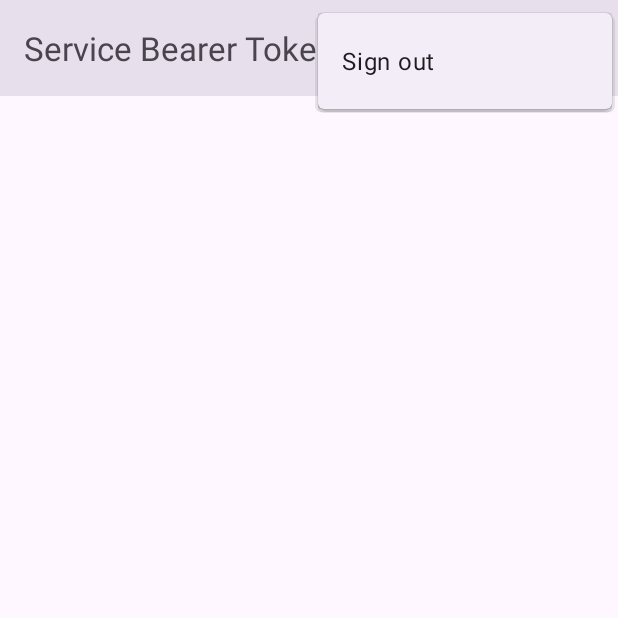
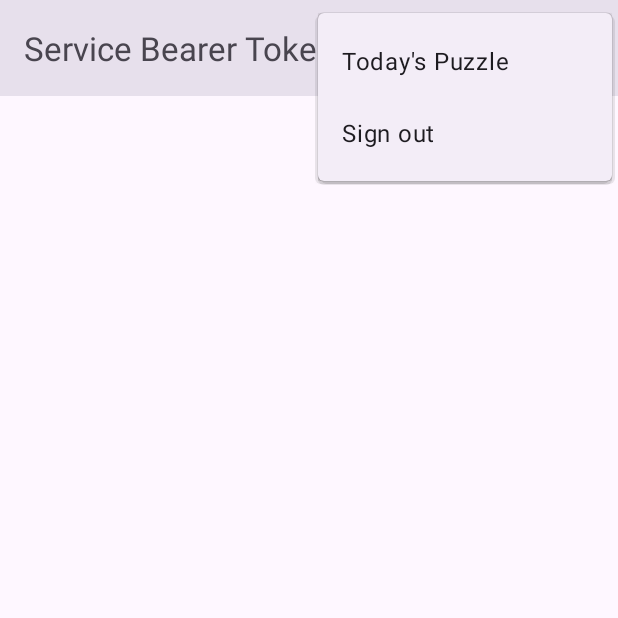
Before and after one commit to ddc-java-21/crossfyre, an Android app: the MainFragment screen opened through its navigation route, with the options menu open, on a phone screen of 412 x 824 dp, the top half of it. Run offline under Robolectric (Android 15) with nearby library versions, the phone set to English and light mode, and no system bars; our stand-ins replace Dagger/Hilt's generated code, navigation-ui; 5 statements that could not run were skipped.

Commit message:
Adding Navs

```diff
--- a/app/src/main/java/edu/cnm/deepdive/crossfyre/model/dto/PuzzleWord.java
+++ b/app/src/main/java/edu/cnm/deepdive/crossfyre/model/dto/PuzzleWord.java
@@ -16,7 +16,7 @@ public class PuzzleWord {
   @Expose
   private String clue;
 
-  public record wordPosition(
+  public record WordPosition(
       @Expose
       int wordRow,
 
@@ -26,7 +26,7 @@ public class PuzzleWord {
       @Expose
       int wordLength){}
 
-  wordPosition wordPosition;
+  public WordPosition wordPosition;
 
   @Expose
   private Direction wordDirection;
--- a/app/src/main/java/edu/cnm/deepdive/crossfyre/view/adapter/SquareAdapter.java
+++ b/app/src/main/java/edu/cnm/deepdive/crossfyre/view/adapter/SquareAdapter.java
@@ -3,12 +3,9 @@ package edu.cnm.deepdive.crossfyre.view.adapter;
 import android.content.Context;
 import android.graphics.Color;
 import android.view.LayoutInflater;
-import android.view.View.OnClickListener;
-import android.view.View.OnLongClickListener;
 import android.view.ViewGroup;
 import androidx.annotation.NonNull;
 import androidx.recyclerview.widget.RecyclerView;
-import androidx.recyclerview.widget.RecyclerView.ViewHolder;
 import dagger.hilt.android.qualifiers.ActivityContext;
 import dagger.hilt.android.scopes.FragmentScoped;
 import edu.cnm.deepdive.crossfyre.databinding.ItemSquareBinding;
--- a/app/src/main/java/edu/cnm/deepdive/crossfyre/viewmodel/PuzzleViewModel.java
+++ b/app/src/main/java/edu/cnm/deepdive/crossfyre/viewmodel/PuzzleViewModel.java
@@ -2,11 +2,12 @@ package edu.cnm.deepdive.crossfyre.viewmodel;
 
 import androidx.lifecycle.LiveData;
 import androidx.lifecycle.MutableLiveData;
+import androidx.lifecycle.ViewModel;
 import edu.cnm.deepdive.crossfyre.model.dto.PuzzleWord;
 import java.util.ArrayList;
 import java.util.List;
 
-public class PuzzleViewModel {
+public class PuzzleViewModel extends ViewModel {
 
   private final MutableLiveData<List<PuzzleWord>> words = new MutableLiveData<>(new ArrayList<>());
   private final MutableLiveData<PuzzleWord.Direction> selectedDirection = new MutableLiveData<>(PuzzleWord.Direction.ACROSS);
--- a/app/src/main/res/layout/fragment_main.xml
+++ b/app/src/main/res/layout/fragment_main.xml
@@ -5,15 +5,6 @@
   android:layout_height="match_parent"
   xmlns:app="http://schemas.android.com/apk/res-auto">
 
-  <TextView
-    android:id="@+id/bearer_token"
-    android:layout_width="0dp"
-    android:layout_height="wrap_content"
-    android:textIsSelectable="true"
-    app:layout_constraintTop_toTopOf="parent"
-    app:layout_constraintEnd_toEndOf="parent"
-    app:layout_constraintBottom_toBottomOf="parent"
-    app:layout_constraintStart_toStartOf="parent"
-    app:layout_constraintWidth_percent="0.75"/>
+
 
 </androidx.constraintlayout.widget.ConstraintLayout>
--- a/app/src/main/res/menu/main_options.xml
+++ b/app/src/main/res/menu/main_options.xml
@@ -4,8 +4,21 @@
   xmlns:app="http://schemas.android.com/apk/res-auto">
 
   <item
+    android:id="@+id/puzzle_menu"
+    android:title="@string/todays_puzzle_title"
+    android:layout_width="match_parent"
+    android:layout_height="match_parent"
+    android:layout_margin="@dimen/half_dynamic_spacing"
+    />
+
+
+  <item
     android:id="@+id/sign_out"
     android:title="@string/sign_out_title"
+    android:background="#88CCCCCC"
     app:showAsAction="never"/>
 
+
+
+
 </menu>
--- a/app/src/main/res/navigation/nav_graph.xml
+++ b/app/src/main/res/navigation/nav_graph.xml
@@ -46,7 +46,25 @@
       android:id="@+id/show_pre_login"
       app:destination="@id/pre_login_fragment"
       app:popUpTo="@id/nav_graph"/>
+    <action
+      android:id="@+id/action_main_fragment_to_puzzle_fragment"
+      app:destination="@id/puzzle_fragment"/>
 
   </fragment>
 
+  <fragment
+    android:id="@+id/puzzle_fragment"
+    android:name="edu.cnm.deepdive.crossfyre.controller.PuzzleFragment"
+    tools:layout="@layout/fragment_puzzle">
+    <action
+      android:id="@+id/action_puzzle_fragment_to_login_fragment"
+      app:destination="@id/login_fragment"/>
+  </fragment>
+
+  <action
+    android:id="@+id/show_login"
+    app:destination="@id/login_fragment"
+    app:popUpTo="@id/nav_graph"/>
+
+
 </navigation>
--- a/app/src/main/res/values/strings.xml
+++ b/app/src/main/res/values/strings.xml
@@ -7,4 +7,5 @@
   <string name="settings_fragment_label">Crossfyre Settings</string>
   <string name="bearer_token_title">Bearer Token</string>
   <string name="app_name">Crossfyre</string>
+  <string name="todays_puzzle_title">Today\'s Puzzle</string>
 </resources>
```
Also changed, not shown: app/src/main/java/edu/cnm/deepdive/crossfyre/controller/MainFragment.java (+4 -12 lines), app/src/main/java/edu/cnm/deepdive/crossfyre/controller/PuzzleFragment.java (+2 -23 lines), app/src/main/res/layout/fragment_puzzle.xml (+19 -20 lines), server/src/main/java/edu/cnm/deepdive/crossfyre/model/entity/PuzzleWord.java (+2 -10 lines).
